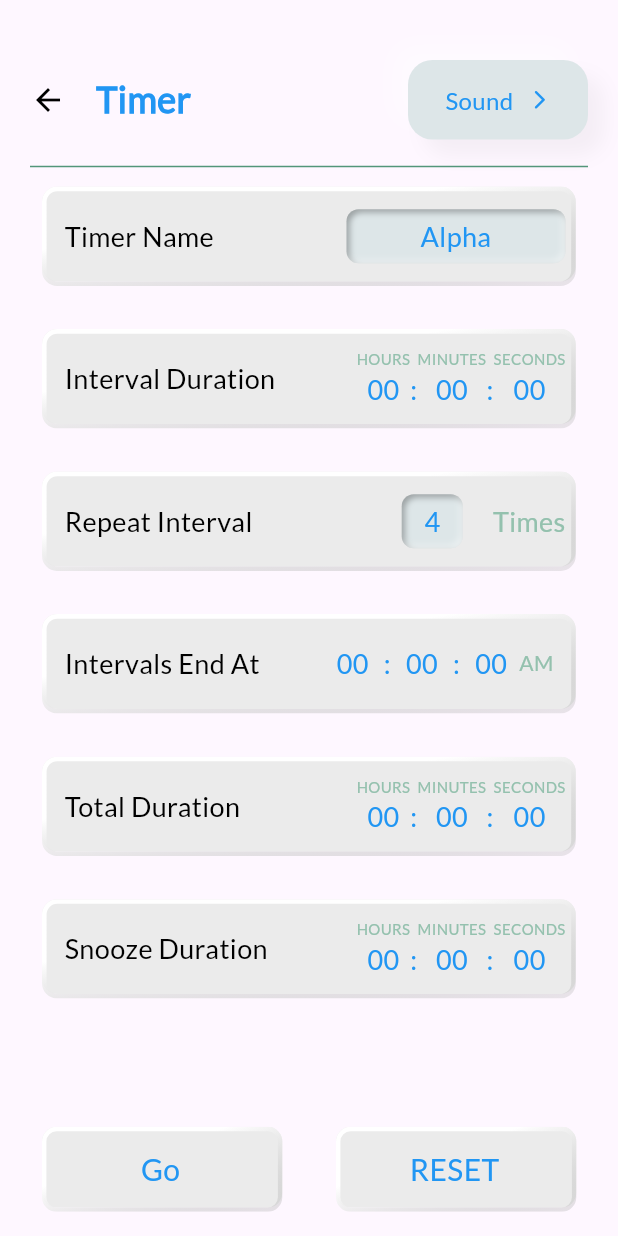
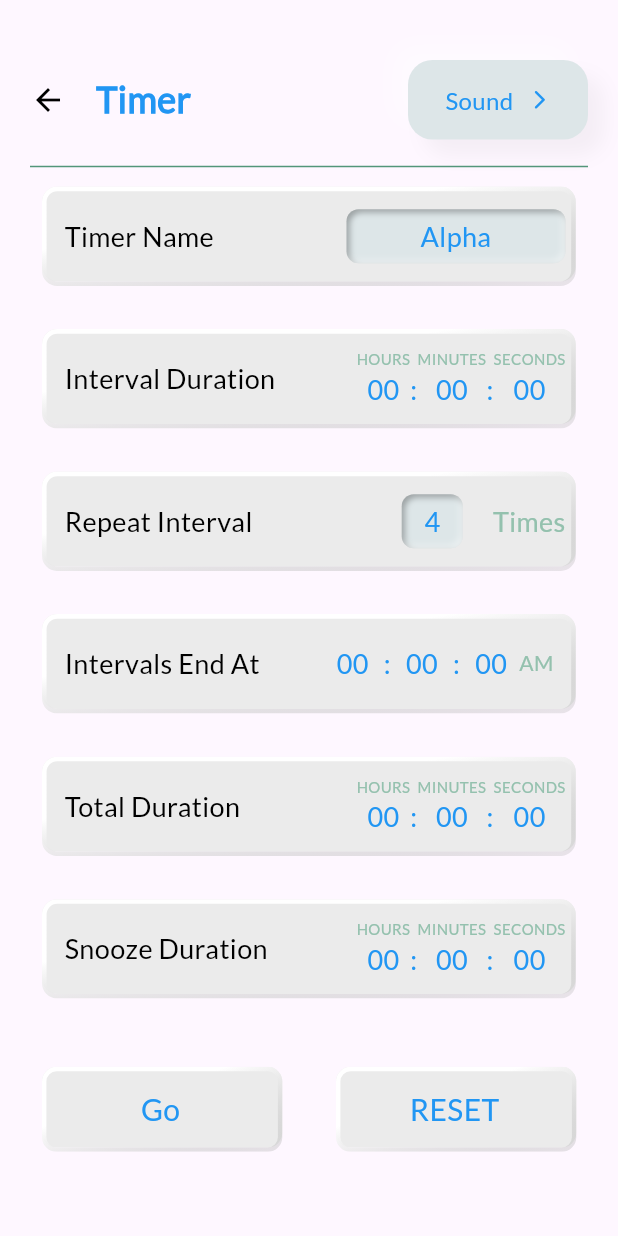
Before and after one commit to thecompletesoftech/alarmclock, a Flutter app: the AddMIVSTimer screen opened directly, on a phone screen of 412 x 824 dp. Run offline on Flutter 3.47's test engine with Material 3 defaults, Android fonts, the phone set to English and light mode, and no system bars; our stand-ins replace analog_clock, assets_audio_player, awesome_notifications, cached_network_image, carousel_slider, cloud_firestore and 18 more; missing offline and left inert: alarm; accounts and stored records are empty; key blocks and very long unbroken strings in the code were emptied for the run.

Commit message:
mivs timer

```diff
--- a/lib/Config/SvgString.dart
+++ b/lib/Config/SvgString.dart
@@ -67,24 +67,24 @@ final mediumcardbackground =
 </svg>
 ''';
 final cardbackground =
-    '''<svg width="357" height="63" viewBox="0 0 357 63" fill="none" xmlns="http://www.w3.org/2000/svg">
-<g filter="url(#filter0_d_53_1045)">
-<rect width="349" height="55" rx="10" fill="#DFDFDF"/>
-<rect x="1.5" y="1.5" width="346" height="52" rx="8.5" stroke="url(#paint0_linear_53_1045)" stroke-width="3"/>
+    '''<svg width="357" height="62" viewBox="0 0 357 62" fill="none" xmlns="http://www.w3.org/2000/svg">
+<g filter="url(#filter0_d_53_593)">
+<rect width="349" height="50" rx="10" fill="#EBEBEB"/>
+<rect x="1.5" y="1.5" width="346" height="57" rx="8.5" stroke="url(#paint0_linear_53_593)" stroke-width="3"/>
 </g>
 <defs>
-<filter id="filter0_d_53_1045" x="0" y="0" width="357" height="63" filterUnits="userSpaceOnUse" color-interpolation-filters="sRGB">
+<filter id="filter0_d_53_593" x="0" y="0" width="357" height="58" filterUnits="userSpaceOnUse" color-interpolation-filters="sRGB">
 <feFlood flood-opacity="0" result="BackgroundImageFix"/>
 <feColorMatrix in="SourceAlpha" type="matrix" values="0 0 0 0 0 0 0 0 0 0 0 0 0 0 0 0 0 0 127 0" result="hardAlpha"/>
 <feOffset dx="4" dy="4"/>
 <feGaussianBlur stdDeviation="2"/>
 <feComposite in2="hardAlpha" operator="out"/>
 <feColorMatrix type="matrix" values="0 0 0 0 1 0 0 0 0 1 0 0 0 0 1 0 0 0 0.5 0"/>
-<feBlend mode="darken" in2="BackgroundImageFix" result="effect1_dropShadow_53_1045"/>
-<feBlend mode="normal" in="SourceGraphic" in2="effect1_dropShadow_53_1045" result="shape"/>
+<feBlend mode="darken" in2="BackgroundImageFix" result="effect1_dropShadow_53_593"/>
+<feBlend mode="normal" in="SourceGraphic" in2="effect1_dropShadow_53_593" result="shape"/>
 </filter>
-<linearGradient id="paint0_linear_53_1045" x1="241.615" y1="4.45946" x2="260.181" y2="114.634" gradientUnits="userSpaceOnUse">
-<stop stop-color="#E8E8E8"/>
+<linearGradient id="paint0_linear_53_593" x1="241.615" y1="4.05406" x2="257.033" y2="104.695" gradientUnits="userSpaceOnUse">
+<stop stop-color="white"/>
 <stop offset="1" stop-color="#8D8D8D" stop-opacity="0"/>
 </linearGradient>
 </defs>
--- a/lib/View/MIVSTimer/AddMiIVsTimer.dart
+++ b/lib/View/MIVSTimer/AddMiIVsTimer.dart
@@ -153,8 +153,7 @@ class _AddMIVSTimerState extends State<AddMIVSTimer> {
                           .split(":")[2]
                           .toString()),
                 ),
-                SizedBox(
-                    height: NeumorphicTheme.isUsingDark(context) ? 80 : 40),
+                SizedBox(height: NeumorphicTheme.isUsingDark(context) ? 50 : 0),
                 Row(
                   children: [
                     Expanded(
@@ -194,11 +193,9 @@ class _AddMIVSTimerState extends State<AddMIVSTimer> {
                         },
                       ),
                     ),
-                    SizedBox(
-                      height: 20,
-                    )
                   ],
                 ),
+                // SizedBox(height: 20),
               ],
             ),
           ),
```
